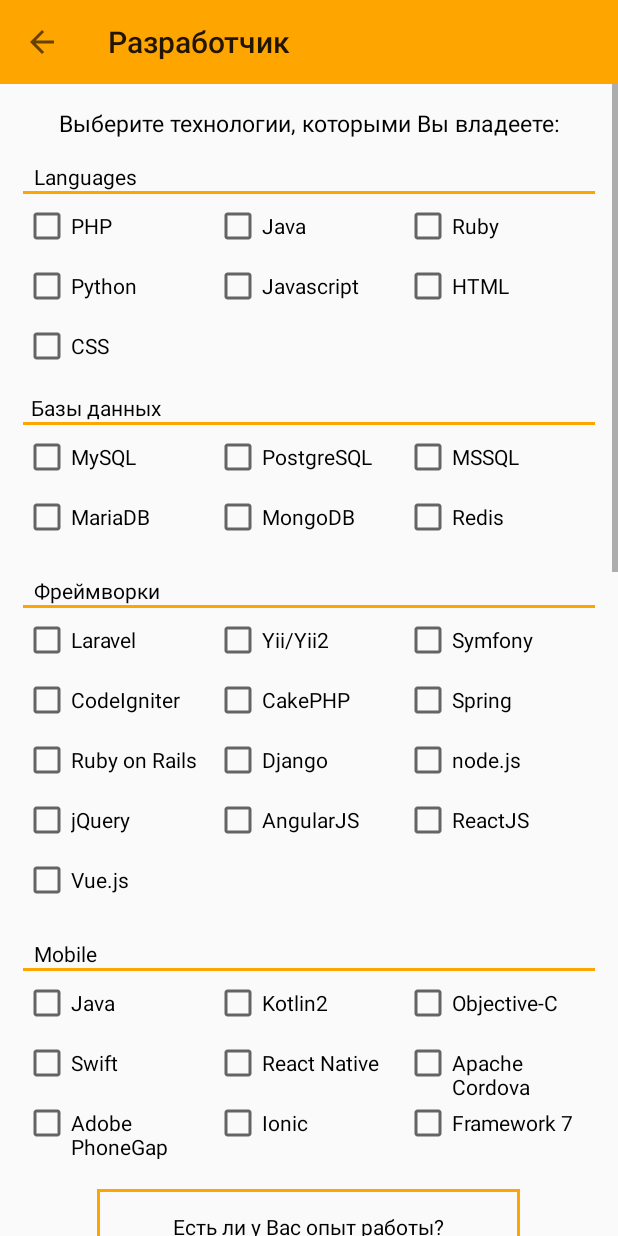
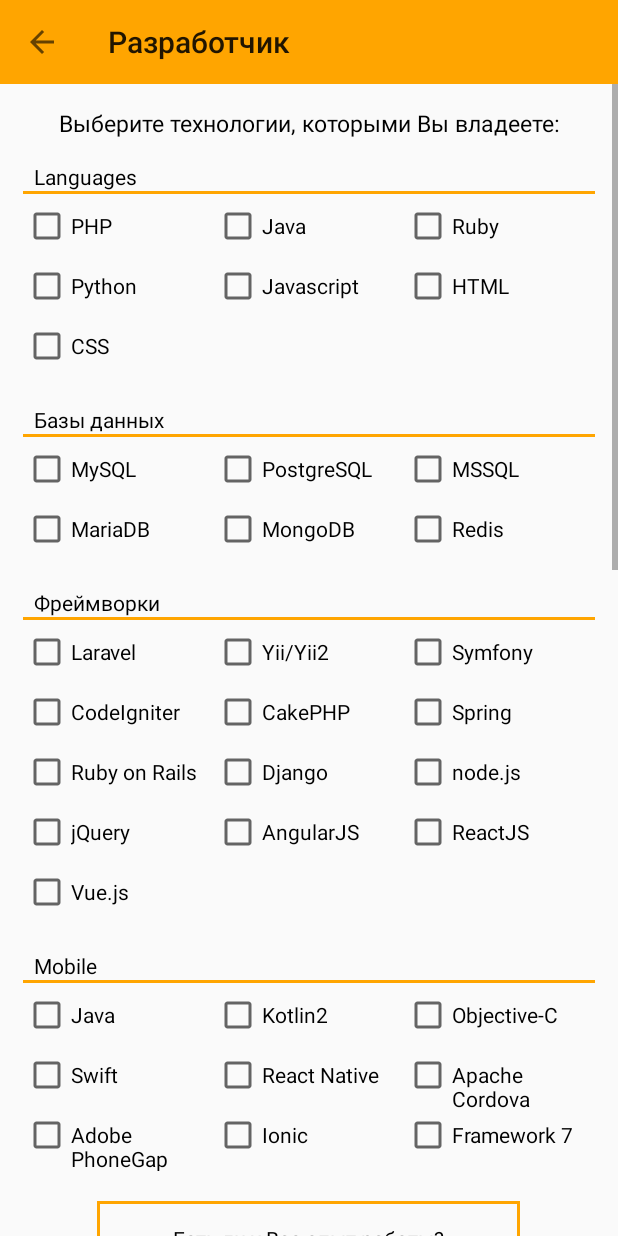
Before and after one commit to KirstenLy/hr, an Android app: the DeveloperProfessionActivity screen opened directly, with no data from a screen before it, on a phone screen of 412 x 824 dp. Run offline under Robolectric (Android 15) with nearby library versions, the phone set to English and light mode, and no system bars.

Commit message:
11.12, 14:30 + Косметическая правка(уменьшен отступ одного из тайтлов на экране разработчика).

```diff
--- a/app/src/main/java/hr/meteor/ru/meteorjob/ui/ui/DeveloperProfessionActivity.java
+++ b/app/src/main/java/hr/meteor/ru/meteorjob/ui/ui/DeveloperProfessionActivity.java
@@ -51,7 +51,7 @@ public class DeveloperProfessionActivity extends AbstractActivity implements Vie
         RecyclerView languagesRecycler = findViewById(R.id.recycler_profession_developer_languages);
         RecyclerView databasesRecycler = findViewById(R.id.recycler_profession_developer_database);
         RecyclerView frameworksRecycler = findViewById(R.id.recycler_profession_developer_frameworks);
-        RecyclerView mobileRecycler = findViewById(R.id.recycler_profession_developer_mobile);
+        RecyclerView mobilesRecycler = findViewById(R.id.recycler_profession_developer_mobile);
 
         RecyclerView.LayoutManager layoutManagerForLanguages = new GridLayoutManager(this, 3);
         RecyclerView.LayoutManager layoutManagerForDatabases = new GridLayoutManager(this, 3);
@@ -61,7 +61,7 @@ public class DeveloperProfessionActivity extends AbstractActivity implements Vie
         languagesRecycler.setLayoutManager(layoutManagerForLanguages);
         databasesRecycler.setLayoutManager(layoutManagerForDatabases);
         frameworksRecycler.setLayoutManager(layoutManagerForFrameworks);
-        mobileRecycler.setLayoutManager(layoutManagerForMobile);
+        mobilesRecycler.setLayoutManager(layoutManagerForMobile);
 
         languagesAdapter = new DeveloperTechnologiesAdapter(this, MeteorUtility.initializeLanguageList(this));
         databasesAdapter = new DeveloperTechnologiesAdapter(this, MeteorUtility.initializeDatabaseLanguageList(this));
@@ -71,12 +71,12 @@ public class DeveloperProfessionActivity extends AbstractActivity implements Vie
         languagesRecycler.setAdapter(languagesAdapter);
         databasesRecycler.setAdapter(databasesAdapter);
         frameworksRecycler.setAdapter(frameworkAdapter);
-        mobileRecycler.setAdapter(mobilesAdapter);
+        mobilesRecycler.setAdapter(mobilesAdapter);
 
         languagesRecycler.setNestedScrollingEnabled(false);
         databasesRecycler.setNestedScrollingEnabled(false);
         frameworksRecycler.setNestedScrollingEnabled(false);
-        mobileRecycler.setNestedScrollingEnabled(false);
+        mobilesRecycler.setNestedScrollingEnabled(false);
 
         userTaskOrCodeFile = findViewById(R.id.text_profession_developer_get_task);
         userTaskOrCodeFile.setOnClickListener(this);
--- a/app/src/main/java/hr/meteor/ru/meteorjob/ui/utility/DialogUtility.java
+++ b/app/src/main/java/hr/meteor/ru/meteorjob/ui/utility/DialogUtility.java
@@ -11,13 +11,13 @@ import android.widget.TextView;
 import hr.meteor.ru.meteorjob.R;
 
 public class DialogUtility {
+
     public static void showErrorDialog(final Context context, int textRes, final boolean isActivityClose) {
         final Activity activity = (Activity) context;
+        final Dialog dialog = new Dialog(context, R.style.TransparentCustomDialog);
+
         LayoutInflater inflater = (LayoutInflater) context.getSystemService(Context.LAYOUT_INFLATER_SERVICE);
-
-        final Dialog dialog = new Dialog(context, R.style.TransparentCustomDialog);
         View popupView = inflater.inflate(R.layout.popup_error, null);
-
         dialog.setContentView(popupView);
         dialog.show();
 
@@ -25,7 +25,6 @@ public class DialogUtility {
         errorText.setText(textRes);
 
         Button finishButton = popupView.findViewById(R.id.close_button);
-
         finishButton.setOnClickListener(new View.OnClickListener() {
             @Override
             public void onClick(View v) {
--- a/app/src/main/res/layout/activity_developer_profession.xml
+++ b/app/src/main/res/layout/activity_developer_profession.xml
@@ -53,8 +53,8 @@
             <TextView
                 android:layout_width="match_parent"
                 android:layout_height="wrap_content"
-                android:paddingLeft="@dimen/padding_small"
-                android:paddingTop="@dimen/padding_profession_title"
+                android:paddingLeft="@dimen/padding_profession_title"
+                android:paddingTop="@dimen/padding_default"
                 android:text="@string/developer_technology_sql_title" />
 
             <View
@@ -111,7 +111,6 @@
             </android.support.v7.widget.RecyclerView>
             <!-- /Technologies Recycles -->
 
-            <!-- Form with question about skills -->
             <LinearLayout
                 android:layout_width="wrap_content"
                 android:layout_height="wrap_content"
@@ -119,6 +118,7 @@
                 android:orientation="vertical"
                 android:paddingTop="@dimen/padding_large">
 
+                <!-- Form with question about skills -->
                 <RelativeLayout
                     android:layout_width="wrap_content"
                     android:layout_height="wrap_content"
--- a/app/src/main/res/layout/activity_manager_profession.xml
+++ b/app/src/main/res/layout/activity_manager_profession.xml
@@ -23,6 +23,7 @@
             android:paddingTop="@dimen/padding_default"
             android:paddingBottom="@dimen/padding_default">
 
+            <!-- Form with question about skills -->
             <RelativeLayout
                 android:layout_width="wrap_content"
                 android:layout_height="wrap_content"
```
